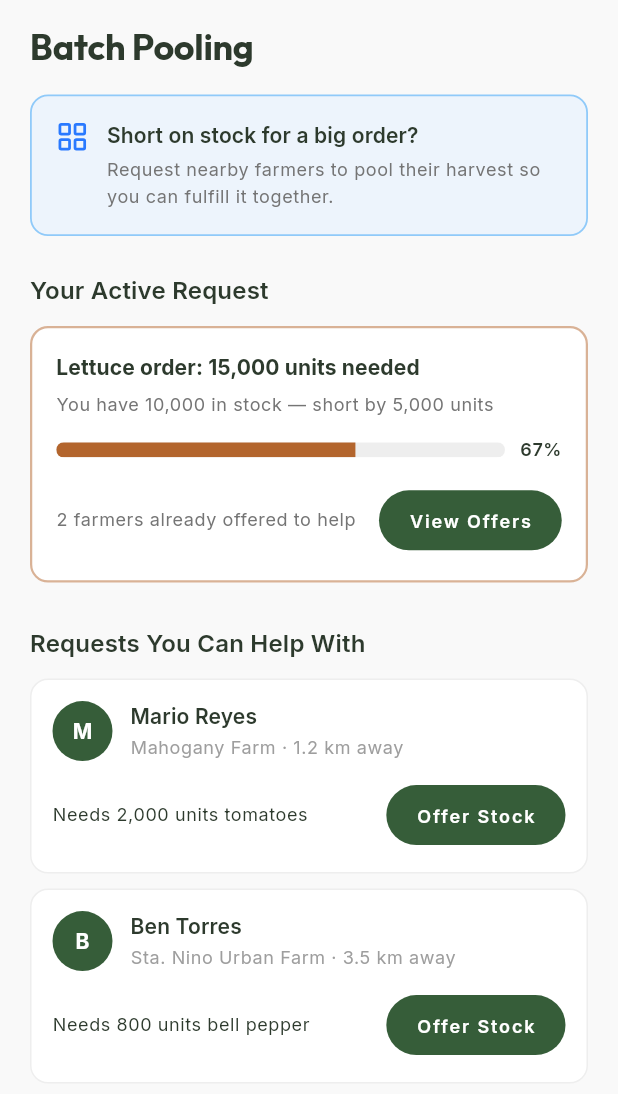
After one commit to WenDEVLIFE/hydrodok, a Flutter app: the PoolingScreen screen opened directly, on a phone screen of 412 x 824 dp. The commit adds this screen. Shown: the top 1094 px of the screen. Run offline on Flutter 3.47's test engine with Material 3 defaults, Android fonts, the phone set to English and light mode, and no system bars; our stand-ins replace flutter_bloc, flutter_dotenv, flutter_map, geolocator, google_fonts, latlong2 and 3 more; missing offline and left inert: flutter_sliding_toast, mailer; accounts and stored records are empty.

Commit message:
feat: implement batch pooling screen and add to main navigation shell

```diff
--- a/lib/src/features/main_shell.dart
+++ b/lib/src/features/main_shell.dart
@@ -3,6 +3,7 @@ import 'package:flutter/material.dart';
 import '../widget/bottom_nav_bar.dart';
 import 'map/map_screen.dart';
 import 'pest_id/pest_id_screen.dart';
+import 'pooling/pooling_screen.dart';
 import 'profile/profile_screen.dart';
 
 /// Root shell that hosts the bottom nav and switches between feature screens.
@@ -22,7 +23,7 @@ class _MainShellState extends State<MainShell> {
     MapScreen(),
     _Placeholder(label: 'Forum'),
     PestIdScreen(),
-    _Placeholder(label: 'Pooling'),
+    PoolingScreen(),
     ProfileScreen(),
   ];
 
--- /dev/null
+++ b/lib/src/features/pooling/pooling_screen.dart
@@ -0,0 +1,387 @@
+import 'package:flutter/material.dart';
+import 'package:lucide_icons_flutter/lucide_icons.dart';
+
+import '../../core/utils/color_utils.dart';
+import '../../core/utils/typography.dart';
+
+// ── Data ────────────────────────────────────────────────────────────────────
+
+class PoolingRequest {
+  final String initials;
+  final String name;
+  final String farmName;
+  final String distance;
+  final String need;
+
+  const PoolingRequest({
+    required this.initials,
+    required this.name,
+    required this.farmName,
+    required this.distance,
+    required this.need,
+  });
+}
+
+const _helpRequests = <PoolingRequest>[
+  PoolingRequest(
+    initials: 'M',
+    name: 'Mario Reyes',
+    farmName: 'Mahogany Farm',
+    distance: '1.2 km away',
+    need: 'Needs 2,000 units tomatoes',
+  ),
+  PoolingRequest(
+    initials: 'B',
+    name: 'Ben Torres',
+    farmName: 'Sta. Nino Urban Farm',
+    distance: '3.5 km away',
+    need: 'Needs 800 units bell pepper',
+  ),
+];
+
+// ── Screen ──────────────────────────────────────────────────────────────────
+
+class PoolingScreen extends StatelessWidget {
+  const PoolingScreen({super.key});
+
+  @override
+  Widget build(BuildContext context) {
+    return Theme(
+      data: ThemeData(
+        brightness: Brightness.light,
+        scaffoldBackgroundColor: ColorUtils.offWhite,
+        colorScheme: ColorUtils.lightColorScheme,
+        useMaterial3: true,
+      ),
+      child: Scaffold(
+        body: SafeArea(
+          bottom: false,
+          child: SingleChildScrollView(
+            padding: const EdgeInsets.fromLTRB(20, 16, 20, 120),
+            child: Column(
+              crossAxisAlignment: CrossAxisAlignment.start,
+              children: [
+                // ── Title ──────────────────────────────────────────────
+                Text(
+                  'Batch Pooling',
+                  style: AppTypography.heading3(
+                    color: ColorUtils.darkText,
+                    fontWeight: FontWeight.w700,
+                  ),
+                ),
+                const SizedBox(height: 16),
+
+                // ── Info banner ────────────────────────────────────────
+                _buildInfoBanner(),
+                const SizedBox(height: 24),
+
+                // ── Active request ────────────────────────────────────
+                Text(
+                  'Your Active Request',
+                  style: AppTypography.subtitle1(
+                    color: ColorUtils.darkText,
+                    fontWeight: FontWeight.w600,
+                  ),
+                ),
+                const SizedBox(height: 12),
+                _buildActiveRequest(),
+                const SizedBox(height: 28),
+
+                // ── Help requests ─────────────────────────────────────
+                Text(
+                  'Requests You Can Help With',
+                  style: AppTypography.subtitle1(
+                    color: ColorUtils.darkText,
+                    fontWeight: FontWeight.w600,
+                  ),
+                ),
+                const SizedBox(height: 12),
+                ...List.generate(_helpRequests.length, (i) {
+                  return Padding(
+                    padding: EdgeInsets.only(
+                      bottom: i < _helpRequests.length - 1 ? 10 : 0,
+                    ),
+                    child: _HelpRequestCard(request: _helpRequests[i]),
+                  );
+                }),
+              ],
+            ),
+          ),
+        ),
+      ),
+    );
+  }
+
+  // ── Info banner ──────────────────────────────────────────────────────────
+
+  Widget _buildInfoBanner() {
+    return Container(
+      width: double.infinity,
+      padding: const EdgeInsets.all(16),
+      decoration: BoxDecoration(
+        color: const Color(0xFFEDF4FC),
+        borderRadius: BorderRadius.circular(12),
+        border: Border.all(
+          color: const Color(0xFF90CAF9),
+          width: 1.2,
+        ),
+      ),
+      child: Row(
+        crossAxisAlignment: CrossAxisAlignment.start,
+        children: [
+          Icon(
+            LucideIcons.layoutGrid,
+            color: const Color(0xFF2979FF),
+            size: 22,
+          ),
+          const SizedBox(width: 12),
+          Expanded(
+            child: Column(
+              crossAxisAlignment: CrossAxisAlignment.start,
+              children: [
+                Text(
+                  'Short on stock for a big order?',
+                  style: AppTypography.subtitle2(
+                    color: ColorUtils.darkText,
+                    fontWeight: FontWeight.w600,
+                  ),
+                ),
+                const SizedBox(height: 4),
+                Text(
+                  'Request nearby farmers to pool their harvest so you can fulfill it together.',
+                  style: AppTypography.bodySmall(
+                    color: Colors.grey.shade600,
+                  ),
+                ),
+              ],
+            ),
+          ),
+        ],
+      ),
+    );
+  }
+
+  // ── Active request card ──────────────────────────────────────────────────
+
+  Widget _buildActiveRequest() {
+    const int needed = 15000;
+    const int inStock = 10000;
+    const int shortBy = needed - inStock;
+    final double progress = inStock / needed;
+
+    return Container(
+      width: double.infinity,
+      padding: const EdgeInsets.all(16),
+      decoration: BoxDecoration(
+        color: Colors.white,
+        borderRadius: BorderRadius.circular(12),
+        border: Border.all(
+          color: ColorUtils.terracotta.withValues(alpha: 0.5),
+          width: 1.5,
+        ),
+      ),
+      child: Column(
+        crossAxisAlignment: CrossAxisAlignment.start,
+        children: [
+          Text(
+            'Lettuce order: ${_fmt(needed)} units needed',
+            style: AppTypography.subtitle2(
+              color: ColorUtils.darkText,
+              fontWeight: FontWeight.w700,
+            ),
+          ),
+          const SizedBox(height: 6),
+          Text(
+            'You have ${_fmt(inStock)} in stock — short by ${_fmt(shortBy)} units',
+            style: AppTypography.bodySmall(
+              color: Colors.grey.shade600,
+            ),
+          ),
+          const SizedBox(height: 12),
+
+          // Progress bar + percentage
+          Row(
+            children: [
+              Expanded(
+                child: ClipRRect(
+                  borderRadius: BorderRadius.circular(6),
+                  child: LinearProgressIndicator(
+                    value: progress,
+                    minHeight: 10,
+                    backgroundColor: Colors.grey.shade200,
+                    valueColor: const AlwaysStoppedAnimation<Color>(
+                      ColorUtils.terracotta,
+                    ),
+                  ),
+                ),
+              ),
+              const SizedBox(width: 10),
+              Text(
+                '${(progress * 100).round()}%',
+                style: AppTypography.bodySmall(
+                  color: ColorUtils.darkText,
+                  fontWeight: FontWeight.w600,
+                ),
+              ),
+            ],
+          ),
+          const SizedBox(height: 14),
+
+          // Footer row
+          Row(
+            children: [
+              Expanded(
+                child: Text(
+                  '2 farmers already offered to help',
+                  style: AppTypography.bodySmall(
+                    color: Colors.grey.shade600,
+                  ),
+                ),
+              ),
+              ElevatedButton(
+                onPressed: () {
+                  // TODO: navigate to offers
+                },
+                style: ElevatedButton.styleFrom(
+                  backgroundColor: ColorUtils.forestGreen,
+                  foregroundColor: Colors.white,
+                  shape: RoundedRectangleBorder(
+                    borderRadius: BorderRadius.circular(24),
+                  ),
+                  padding: const EdgeInsets.symmetric(
+                    horizontal: 20,
+                    vertical: 10,
+                  ),
+                  elevation: 0,
+                ),
+                child: Text(
+                  'View Offers',
+                  style: AppTypography.button(
+                    color: Colors.white,
+                    fontSize: 12,
+                  ),
+                ),
+              ),
+            ],
+          ),
+        ],
+      ),
+    );
+  }
+
+  String _fmt(int n) {
+    if (n >= 1000) {
+      final thousands = n ~/ 1000;
+      final remainder = n % 1000;
+      if (remainder == 0) return '$thousands,000';
+      return '$thousands,${remainder.toString().padLeft(3, '0')}';
+    }
+    return n.toString();
+  }
+}
+
+// ── Help request card ──────────────────────────────────────────────────────
+
+class _HelpRequestCard extends StatelessWidget {
+  final PoolingRequest request;
+  const _HelpRequestCard({required this.request});
+
+  @override
+  Widget build(BuildContext context) {
+    return Container(
+      padding: const EdgeInsets.all(14),
+      decoration: BoxDecoration(
+        color: Colors.white,
+        borderRadius: BorderRadius.circular(12),
+        border: Border.all(color: Colors.grey.shade200),
+      ),
+      child: Column(
+        crossAxisAlignment: CrossAxisAlignment.start,
+        children: [
+          // Avatar + name row
+          Row(
+            children: [
+              Container(
+                width: 40,
+                height: 40,
+                decoration: const BoxDecoration(
+                  color: ColorUtils.forestGreen,
+                  shape: BoxShape.circle,
+                ),
+                alignment: Alignment.center,
+                child: Text(
+                  request.initials,
+                  style: AppTypography.bodyMedium(
+                    color: Colors.white,
+                    fontWeight: FontWeight.w700,
+                  ),
+                ),
+              ),
+              const SizedBox(width: 12),
+              Expanded(
+                child: Column(
+                  crossAxisAlignment: CrossAxisAlignment.start,
+                  children: [
+                    Text(
+                      request.name,
+                      style: AppTypography.subtitle2(
+                        color: ColorUtils.darkText,
+                        fontWeight: FontWeight.w600,
+                      ),
+                    ),
+                    const SizedBox(height: 2),
+                    Text(
+                      '${request.farmName} · ${request.distance}',
+                      style: AppTypography.bodySmall(
+                        color: Colors.grey.shade500,
+                      ),
+                    ),
+                  ],
+                ),
+              ),
+            ],
+          ),
+          const SizedBox(height: 12),
+
+          // Need + CTA
+          Row(
+            children: [
+              Expanded(
+                child: Text(
+                  request.need,
+                  style: AppTypography.bodySmall(
+                    color: ColorUtils.darkText,
+                  ),
+                ),
+              ),
+              ElevatedButton(
+                onPressed: () {
+                  // TODO: offer stock flow
+                },
+                style: ElevatedButton.styleFrom(
+                  backgroundColor: ColorUtils.forestGreen,
+                  foregroundColor: Colors.white,
+                  shape: RoundedRectangleBorder(
+                    borderRadius: BorderRadius.circular(24),
+                  ),
+                  padding: const EdgeInsets.symmetric(
+                    horizontal: 20,
+                    vertical: 10,
+                  ),
+                  elevation: 0,
+                ),
+                child: Text(
+                  'Offer Stock',
+                  style: AppTypography.button(
+                    color: Colors.white,
+                    fontSize: 12,
+                  ),
+                ),
+              ),
+            ],
+          ),
+        ],
+      ),
+    );
+  }
+}
```
